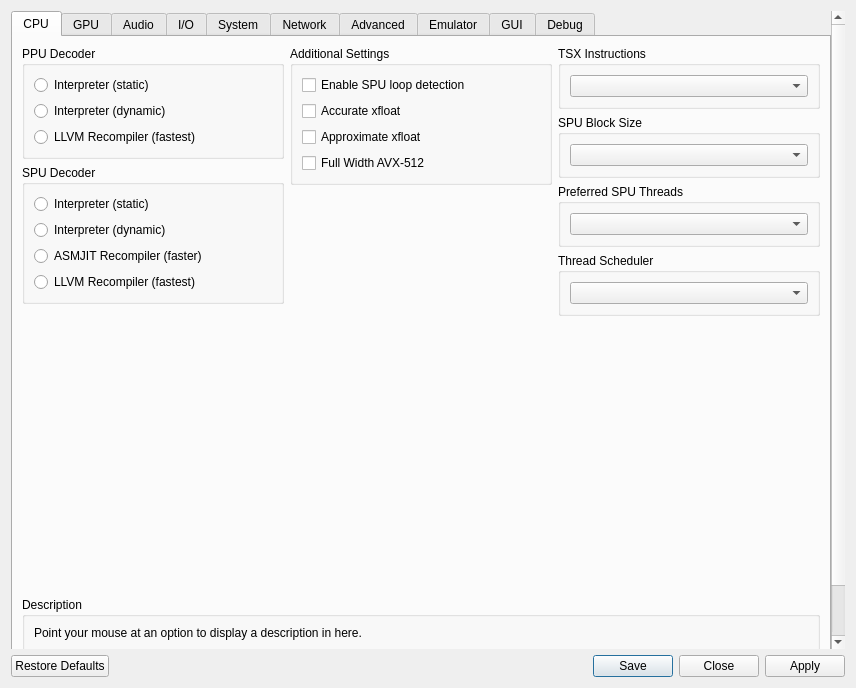
The window that rpcs3/rpcs3qt/settings_dialog.ui (RPCS3/rpcs3) describes before a commit, drawn with Qt 5.
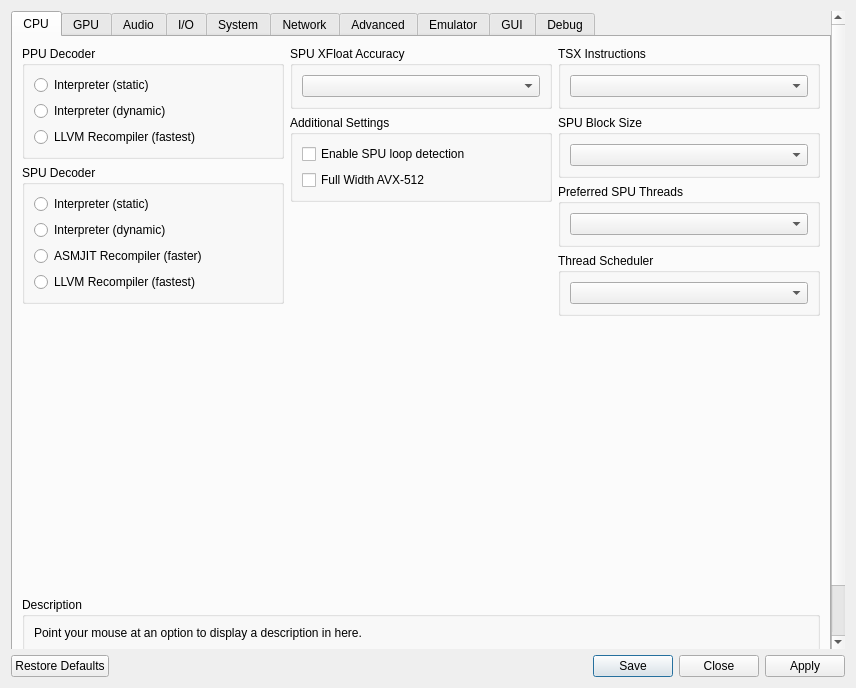
The same window after the commit. The open tabs and pages were chosen to show the change. Icons and pictures are not drawn.

Commit message: Add SPU XFloat Accuracy combobox

What changed in the file:
```diff
--- a/rpcs3/rpcs3qt/settings_dialog.ui
+++ b/rpcs3/rpcs3qt/settings_dialog.ui
@@ -152,6 +152,24 @@
           </item>
           <item>
            <layout class="QVBoxLayout" name="coreTabMiddleLayout">
+            <item>
+             <widget class="QGroupBox" name="gb_xfloat_accuracy">
+              <property name="sizePolicy">
+               <sizepolicy hsizetype="Preferred" vsizetype="Minimum">
+                <horstretch>0</horstretch>
+                <verstretch>0</verstretch>
+               </sizepolicy>
+              </property>
+              <property name="title">
+               <string>SPU XFloat Accuracy</string>
+              </property>
+              <layout class="QVBoxLayout" name="gb_xfloat_accuracy_layout">
+               <item>
+                <widget class="QComboBox" name="xfloatAccuracy"/>
+               </item>
+              </layout>
+             </widget>
+            </item>
             <item>
              <widget class="QGroupBox" name="checkboxes">
               <property name="title">
@@ -165,20 +183,6 @@
                  </property>
                 </widget>
                </item>
-               <item>
-                <widget class="QCheckBox" name="accurateXFloat">
-                 <property name="text">
-                  <string>Accurate xfloat</string>
-                 </property>
-                </widget>
-               </item>
-               <item>
-                <widget class="QCheckBox" name="approximateXFloat">
-                 <property name="text">
-                  <string>Approximate xfloat</string>
-                 </property>
-                </widget>
-               </item>
                <item>
                 <widget class="QCheckBox" name="fullWidthAVX512">
                  <property name="text">
```
The commit also changes 2 other files.
